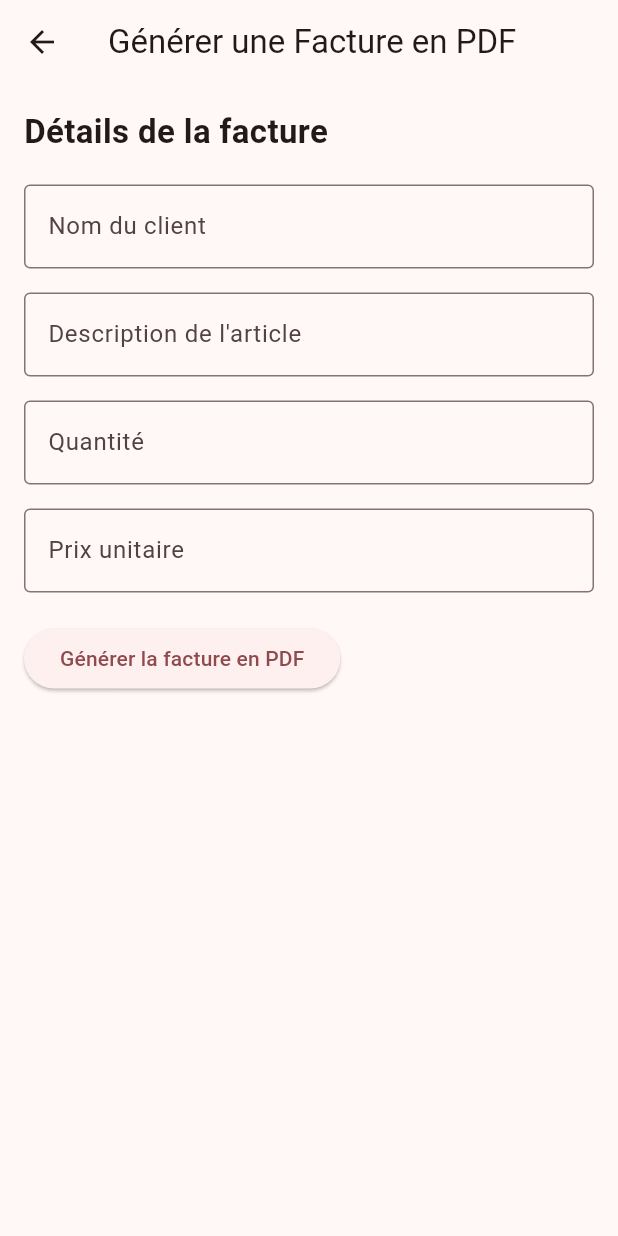
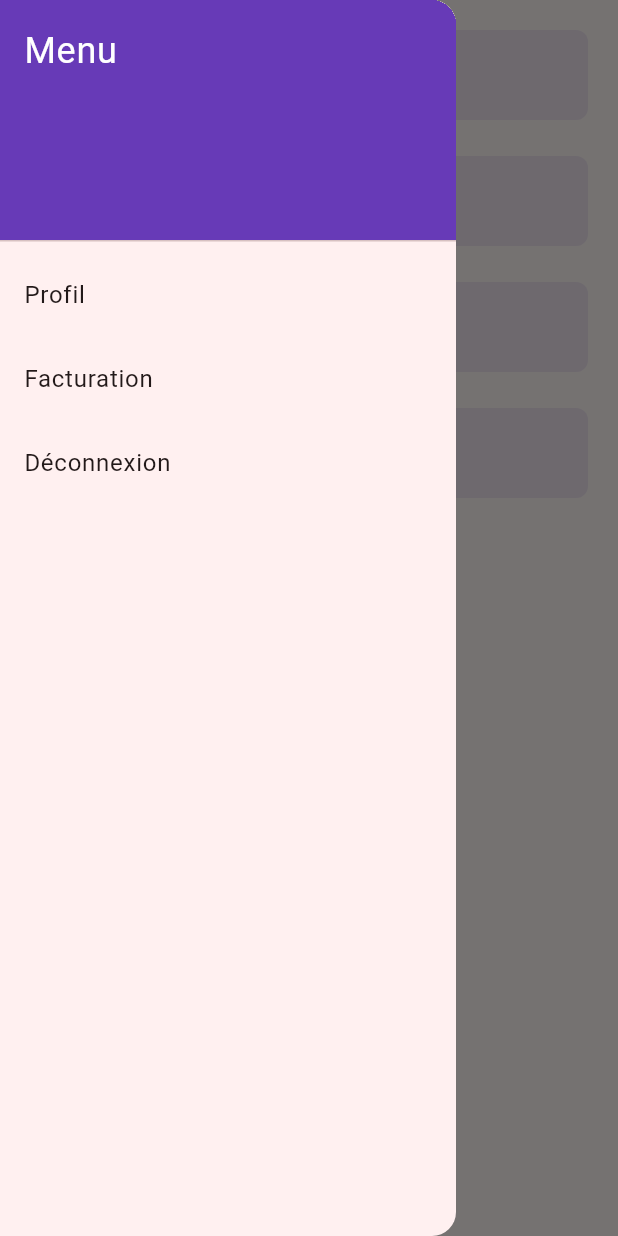
Before and after one commit to coderlab-rija/gestion_compta, a Flutter app: the Facturationhome screen opened directly, with the side drawer open (before the commit the screen has no drawer), on a phone screen of 412 x 824 dp. Run offline on Flutter 3.47's test engine with Material 3 defaults, Android fonts, the phone set to English and light mode, and no system bars; our stand-ins replace pdf, printing, shared_preferences, sqflite; accounts and stored records are empty.

Commit message:
chore: facturation and supplier page

```diff
--- a/lib/page/facturation/facturationHome.dart
+++ b/lib/page/facturation/facturationHome.dart
@@ -1,4 +1,5 @@
 import 'package:flutter/material.dart';
+import 'package:my_apk/page/dashboard/dashboard.dart';
 import 'package:pdf/pdf.dart';
 import 'package:pdf/widgets.dart' as pw;
 import 'package:printing/printing.dart';
@@ -42,50 +43,61 @@ class _FacturationhomeState extends State<Facturationhome> {
                   pw.Text(
                     'Facture',
                     style: pw.TextStyle(
-                        fontSize: 30, fontWeight: pw.FontWeight.bold),
+                        fontSize: 30,
+                        fontWeight: pw.FontWeight.bold,
+                        color: PdfColors.blue),
                   ),
                   pw.Text(
                     'Date: $currentDate',
-                    style: pw.TextStyle(fontSize: 12),
+                    style:
+                        const pw.TextStyle(fontSize: 12, color: PdfColors.grey),
                   ),
                 ],
               ),
               pw.SizedBox(height: 20),
               pw.Text(
                 'Lieu: Antananarivo, Madagascar',
-                style: pw.TextStyle(fontSize: 12),
+                style: const pw.TextStyle(fontSize: 12, color: PdfColors.black),
               ),
               pw.SizedBox(height: 20),
               pw.Text(
                 'Cher(e) $clientName,',
-                style: pw.TextStyle(fontSize: 14),
+                style: const pw.TextStyle(fontSize: 14, color: PdfColors.black),
               ),
               pw.Text(
                 'Nous vous remercions pour votre achat.',
-                style: pw.TextStyle(fontSize: 14),
+                style: const pw.TextStyle(fontSize: 14, color: PdfColors.black),
               ),
               pw.SizedBox(height: 20),
               pw.Table(
-                border: pw.TableBorder.all(),
+                border: pw.TableBorder.all(color: PdfColors.grey),
                 children: [
                   pw.TableRow(
                     children: [
                       pw.Text('Description',
-                          style: pw.TextStyle(fontWeight: pw.FontWeight.bold)),
+                          style: pw.TextStyle(
+                              fontWeight: pw.FontWeight.bold,
+                              color: PdfColors.blue)),
                       pw.Text('Quantité',
-                          style: pw.TextStyle(fontWeight: pw.FontWeight.bold)),
+                          style: pw.TextStyle(
+                              fontWeight: pw.FontWeight.bold,
+                              color: PdfColors.blue)),
                       pw.Text('Prix Unitaire',
-                          style: pw.TextStyle(fontWeight: pw.FontWeight.bold)),
+                          style: pw.TextStyle(
+                              fontWeight: pw.FontWeight.bold,
+                              color: PdfColors.blue)),
                       pw.Text('Total',
-                          style: pw.TextStyle(fontWeight: pw.FontWeight.bold)),
+                          style: pw.TextStyle(
+                              fontWeight: pw.FontWeight.bold,
+                              color: PdfColors.blue)),
                     ],
                   ),
                   pw.TableRow(
                     children: [
                       pw.Text(description),
                       pw.Text('$quantity'),
-                      pw.Text('${price.toStringAsFixed(2)}\ ar'),
-                      pw.Text('${total.toStringAsFixed(2)}\ ar'),
+                      pw.Text('${price.toStringAsFixed(2)} ar'),
+                      pw.Text('${total.toStringAsFixed(2)} ar'),
                     ],
                   ),
                 ],
@@ -95,21 +107,23 @@ class _FacturationhomeState extends State<Facturationhome> {
                 mainAxisAlignment: pw.MainAxisAlignment.end,
                 children: [
                   pw.Text(
-                    'Total à Payer: ${total.toStringAsFixed(2)}\ ar',
+                    'Total à Payer: ${total.toStringAsFixed(2)} ar',
                     style: pw.TextStyle(
-                        fontWeight: pw.FontWeight.bold, fontSize: 16),
+                        fontWeight: pw.FontWeight.bold,
+                        fontSize: 16,
+                        color: PdfColors.red),
                   ),
                 ],
               ),
               pw.SizedBox(height: 30),
               pw.Text(
                 'Merci pour votre achat. Nous espérons vous revoir bientôt.',
-                style: pw.TextStyle(fontSize: 14),
+                style: const pw.TextStyle(fontSize: 14, color: PdfColors.black),
               ),
               pw.SizedBox(height: 10),
               pw.Text(
-                'Pour toute question, contactez-nous à support@exemple.com',
-                style: pw.TextStyle(fontSize: 12),
+                'Pour toute question, contactez-nous',
+                style: const pw.TextStyle(fontSize: 12, color: PdfColors.blue),
               ),
             ],
           );
@@ -133,32 +147,74 @@ class _FacturationhomeState extends State<Facturationhome> {
   @override
   Widget build(BuildContext context) {
     return Scaffold(
-      appBar: AppBar(
-        title: const Text("Générer une Facture en PDF"),
+      drawer: Drawer(
+        child: ListView(
+          padding: EdgeInsets.zero,
+          children: [
+            const DrawerHeader(
+              decoration: BoxDecoration(
+                color: Colors.deepPurple,
               ),
-      body: Padding(
-        padding: const EdgeInsets.all(16.0),
-        child: SingleChildScrollView(
+              child: Text(
+                'Menu',
+                style: TextStyle(color: Colors.white, fontSize: 24),
+              ),
+            ),
+            ListTile(
+              title: const Text('Profil'),
+              onTap: () {
+                Navigator.push(
+                  context,
+                  MaterialPageRoute(builder: (context) => const Dashboard()),
+                );
+              },
+            ),
+            ListTile(
+              title: const Text('Facturation'),
+              onTap: () {
+                Navigator.push(
+                  context,
+                  MaterialPageRoute(
+                      builder: (context) => const Facturationhome()),
+                );
+              },
+            ),
+            ListTile(
+              title: const Text('Déconnexion'),
+              onTap: () {
+                Navigator.push(
+                  context,
+                  MaterialPageRoute(builder: (context) => const Dashboard()),
+                );
+              },
+            ),
+          ],
+        ),
+      ),
+      body: SingleChildScrollView(
         child: Form(
           key: formKey,
+          child: Padding(
+            padding: const EdgeInsets.all(16.0),
             child: Column(
               crossAxisAlignment: CrossAxisAlignment.start,
               children: [
-                const Text(
-                  "Détails de la facture",
-                  style: TextStyle(
-                    fontSize: 22,
-                    fontWeight: FontWeight.bold,
+                // Nom du client
+                Container(
+                  margin: const EdgeInsets.all(4),
+                  padding:
+                      const EdgeInsets.symmetric(horizontal: 10, vertical: 6),
+                  decoration: BoxDecoration(
+                    borderRadius: BorderRadius.circular(8),
+                    color: Colors.deepPurple.withOpacity(.1),
                   ),
-                ),
-                const SizedBox(height: 20),
-
-                // Nom du client
-                TextFormField(
+                  height: 60,
+                  child: TextFormField(
                     controller: clientNameController,
                     decoration: const InputDecoration(
-                    labelText: "Nom du client",
-                    border: OutlineInputBorder(),
+                      icon: Icon(Icons.person),
+                      border: InputBorder.none,
+                      hintText: "Nom du Client",
                     ),
                     validator: (value) {
                       if (value == null || value.isEmpty) {
@@ -167,31 +223,53 @@ class _FacturationhomeState extends State<Facturationhome> {
                       return null;
                     },
                   ),
+                ),
                 const SizedBox(height: 16),
 
                 // Description de l'article
-                TextFormField(
+                Container(
+                  margin: const EdgeInsets.all(4),
+                  padding:
+                      const EdgeInsets.symmetric(horizontal: 10, vertical: 6),
+                  decoration: BoxDecoration(
+                    borderRadius: BorderRadius.circular(8),
+                    color: Colors.deepPurple.withOpacity(.1),
+                  ),
+                  height: 60,
+                  child: TextFormField(
                     controller: itemDescriptionController,
                     decoration: const InputDecoration(
-                    labelText: "Description de l'article",
-                    border: OutlineInputBorder(),
+                      icon: Icon(Icons.description),
+                      border: InputBorder.none,
+                      hintText: "Description de l'Article",
                     ),
                     validator: (value) {
                       if (value == null || value.isEmpty) {
-                      return 'Veuillez entrer la description de l\'article';
+                        return 'Veuillez entrer une description';
                       }
                       return null;
                     },
                   ),
+                ),
                 const SizedBox(height: 16),
 
                 // Quantité
-                TextFormField(
+                Container(
+                  margin: const EdgeInsets.all(4),
+                  padding:
+                      const EdgeInsets.symmetric(horizontal: 10, vertical: 6),
+                  decoration: BoxDecoration(
+                    borderRadius: BorderRadius.circular(8),
+                    color: Colors.deepPurple.withOpacity(.1),
+                  ),
+                  height: 60,
+                  child: TextFormField(
                     controller: quantityController,
                     keyboardType: TextInputType.number,
                     decoration: const InputDecoration(
-                    labelText: "Quantité",
-                    border: OutlineInputBorder(),
+                      icon: Icon(Icons.plus_one),
+                      border: InputBorder.none,
+                      hintText: "Quantité",
                     ),
                     validator: (value) {
                       if (value == null || value.isEmpty) {
@@ -203,19 +281,30 @@ class _FacturationhomeState extends State<Facturationhome> {
                       return null;
                     },
                   ),
+                ),
                 const SizedBox(height: 16),
 
                 // Prix unitaire
-                TextFormField(
+                Container(
+                  margin: const EdgeInsets.all(4),
+                  padding:
+                      const EdgeInsets.symmetric(horizontal: 10, vertical: 6),
+                  decoration: BoxDecoration(
+                    borderRadius: BorderRadius.circular(8),
+                    color: Colors.deepPurple.withOpacity(.1),
+                  ),
+                  height: 60,
+                  child: TextFormField(
                     controller: priceController,
-                  keyboardType: TextInputType.numberWithOptions(decimal: true),
+                    keyboardType: TextInputType.number,
                     decoration: const InputDecoration(
-                    labelText: "Prix unitaire",
-                    border: OutlineInputBorder(),
+                      icon: Icon(Icons.monetization_on),
+                      border: InputBorder.none,
+                      hintText: "Prix Unitaire",
                     ),
                     validator: (value) {
                       if (value == null || value.isEmpty) {
-                      return 'Veuillez entrer le prix';
+                        return 'Veuillez entrer un prix';
                       }
                       if (double.tryParse(value) == null) {
                         return 'Veuillez entrer un prix valide';
@@ -223,11 +312,18 @@ class _FacturationhomeState extends State<Facturationhome> {
                       return null;
                     },
                   ),
+                ),
                 const SizedBox(height: 20),
 
-                ElevatedButton(
+                Center(
+                  child: ElevatedButton(
                     onPressed: generatePDF,
-                  child: const Text("Générer la facture en PDF"),
+                    child: const Text('Générer la Facture'),
+                    style: ElevatedButton.styleFrom(
+                      foregroundColor: Colors.white,
+                      backgroundColor: Colors.deepPurple,
+                    ),
+                  ),
                 ),
               ],
             ),
```
Also changed, not shown: lib/page/fournisseur/supplierHome.dart (+57 -47 lines). Lines whose indentation alone changed are shown as unchanged.
